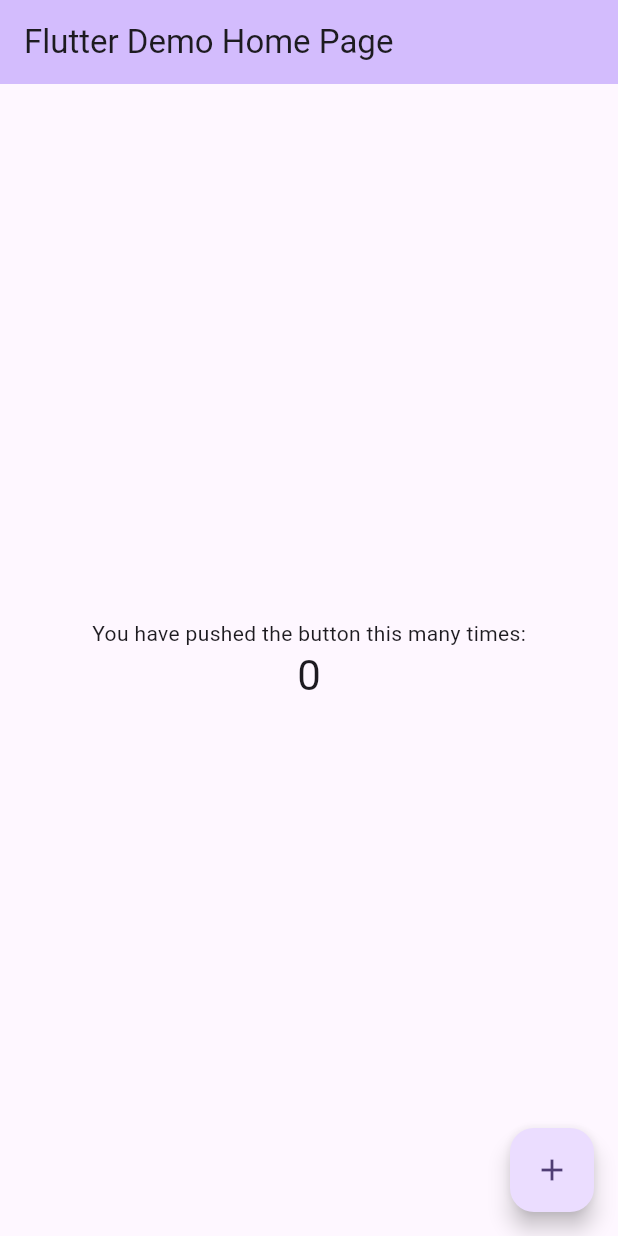
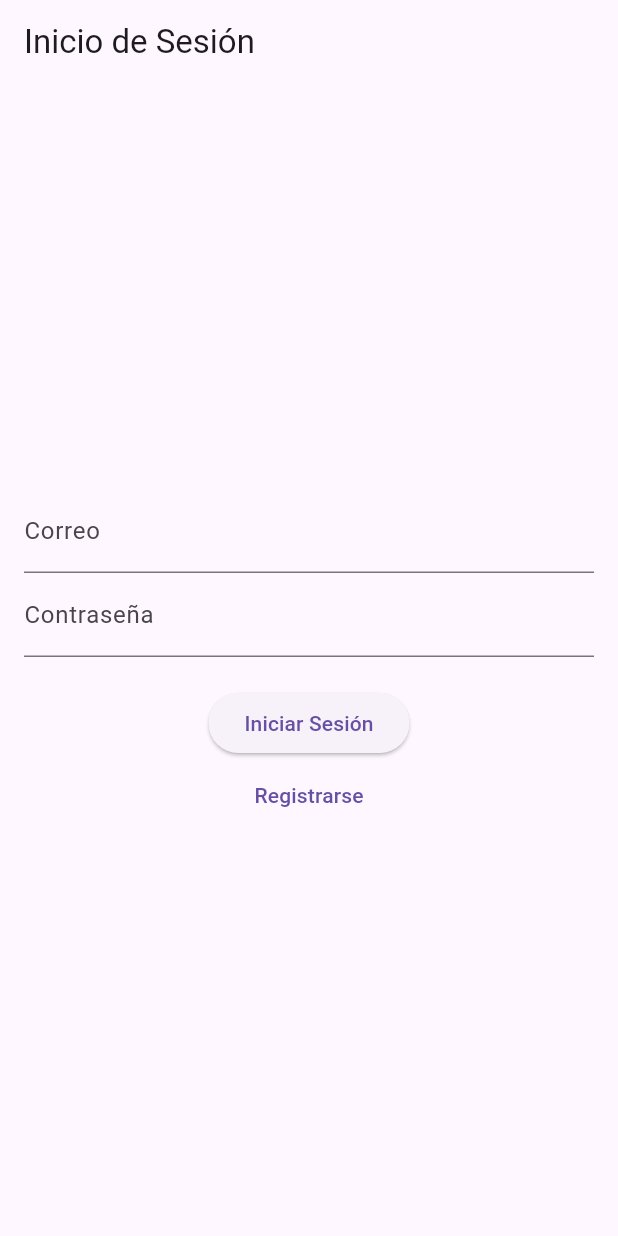
Before and after one commit to AlfonsoMaPo/Tarea2.2-LoginPage, a Flutter app: the screen it shows after launch, on a phone screen of 412 x 824 dp. Run offline on Flutter 3.47's test engine with Material 3 defaults, Android fonts, the phone set to English and light mode, and no system bars.

Commit message:
Creacion pagina de login

```diff
--- /dev/null
+++ b/lib/auth/loginpage.dart
@@ -0,0 +1,58 @@
+import 'package:flutter/material.dart';
+
+class LoginPage extends StatefulWidget {
+  @override
+  _LoginScreenState createState() => _LoginScreenState();
+}
+
+class _LoginScreenState extends State<LoginPage> {
+  final emailController = TextEditingController();
+  final passwordController = TextEditingController();
+
+  void _login() {
+    if (emailController.text == 'tu.correo@unah.edu.hn' &&
+        passwordController.text == '12345678') {
+      Navigator.pushReplacementNamed(context, '/home', arguments: emailController.text);
+    } else {
+      ScaffoldMessenger.of(context).showSnackBar(
+        SnackBar(content: Text('Credenciales incorrectas')),
+      );
+    }
+  }
+
+  @override
+  Widget build(BuildContext context) {
+    return Scaffold(
+      appBar: AppBar(title: Text('Inicio de Sesión')),
+      body: Padding(
+        padding: const EdgeInsets.all(16.0),
+        child: Column(
+          mainAxisAlignment: MainAxisAlignment.center,
+          children: [
+            TextField(
+              controller: emailController,
+              decoration: InputDecoration(labelText: 'Correo'),
+            ),
+            TextField(
+              controller: passwordController,
+              decoration: InputDecoration(labelText: 'Contraseña'),
+              obscureText: true,
+            ),
+            SizedBox(height: 20),
+            ElevatedButton(
+              onPressed: _login,
+              child: Text('Iniciar Sesión'),
+            ),
+            TextButton(
+              onPressed: () {
+                // Navegar a la pantalla de registro
+                Navigator.pushNamed(context, '/register');
+              },
+              child: Text('Registrarse'),
+            ),
+          ],
+        ),
+      ),
+    );
+  }
+}
--- a/lib/main.dart
+++ b/lib/main.dart
@@ -1,125 +1,21 @@
 import 'package:flutter/material.dart';
+import 'package:myapp/auth/loginpage.dart';
+
 
 void main() {
-  runApp(const MyApp());
+  runApp(MyApp());
 }
 
 class MyApp extends StatelessWidget {
-  const MyApp({super.key});
-
-  // This widget is the root of your application.
   @override
   Widget build(BuildContext context) {
     return MaterialApp(
-      title: 'Flutter Demo',
-      theme: ThemeData(
-        // This is the theme of your application.
-        //
-        // TRY THIS: Try running your application with "flutter run". You'll see
-        // the application has a purple toolbar. Then, without quitting the app,
-        // try changing the seedColor in the colorScheme below to Colors.green
-        // and then invoke "hot reload" (save your changes or press the "hot
-        // reload" button in a Flutter-supported IDE, or press "r" if you used
-        // the command line to start the app).
-        //
-        // Notice that the counter didn't reset back to zero; the application
-        // state is not lost during the reload. To reset the state, use hot
-        // restart instead.
-        //
-        // This works for code too, not just values: Most code changes can be
-        // tested with just a hot reload.
-        colorScheme: ColorScheme.fromSeed(seedColor: Colors.deepPurple),
-        useMaterial3: true,
-      ),
-      home: const MyHomePage(title: 'Flutter Demo Home Page'),
+      title: 'Login',
+      initialRoute: '/',
+      routes: {
+        '/': (context) => LoginPage(),
+
+      },
     );
   }
 }
-
-class MyHomePage extends StatefulWidget {
-  const MyHomePage({super.key, required this.title});
-
-  // This widget is the home page of your application. It is stateful, meaning
-  // that it has a State object (defined below) that contains fields that affect
-  // how it looks.
-
-  // This class is the configuration for the state. It holds the values (in this
-  // case the title) provided by the parent (in this case the App widget) and
-  // used by the build method of the State. Fields in a Widget subclass are
-  // always marked "final".
-
-  final String title;
-
-  @override
-  State<MyHomePage> createState() => _MyHomePageState();
-}
-
-class _MyHomePageState extends State<MyHomePage> {
-  int _counter = 0;
-
-  void _incrementCounter() {
-    setState(() {
-      // This call to setState tells the Flutter framework that something has
-      // changed in this State, which causes it to rerun the build method below
-      // so that the display can reflect the updated values. If we changed
-      // _counter without calling setState(), then the build method would not be
-      // called again, and so nothing would appear to happen.
-      _counter++;
-    });
-  }
-
-  @override
-  Widget build(BuildContext context) {
-    // This method is rerun every time setState is called, for instance as done
-    // by the _incrementCounter method above.
-    //
-    // The Flutter framework has been optimized to make rerunning build methods
-    // fast, so that you can just rebuild anything that needs updating rather
-    // than having to individually change instances of widgets.
-    return Scaffold(
-      appBar: AppBar(
-        // TRY THIS: Try changing the color here to a specific color (to
-        // Colors.amber, perhaps?) and trigger a hot reload to see the AppBar
-        // change color while the other colors stay the same.
-        backgroundColor: Theme.of(context).colorScheme.inversePrimary,
-        // Here we take the value from the MyHomePage object that was created by
-        // the App.build method, and use it to set our appbar title.
-        title: Text(widget.title),
-      ),
-      body: Center(
-        // Center is a layout widget. It takes a single child and positions it
-        // in the middle of the parent.
-        child: Column(
-          // Column is also a layout widget. It takes a list of children and
-          // arranges them vertically. By default, it sizes itself to fit its
-          // children horizontally, and tries to be as tall as its parent.
-          //
-          // Column has various properties to control how it sizes itself and
-          // how it positions its children. Here we use mainAxisAlignment to
-          // center the children vertically; the main axis here is the vertical
-          // axis because Columns are vertical (the cross axis would be
-          // horizontal).
-          //
-          // TRY THIS: Invoke "debug painting" (choose the "Toggle Debug Paint"
-          // action in the IDE, or press "p" in the console), to see the
-          // wireframe for each widget.
-          mainAxisAlignment: MainAxisAlignment.center,
-          children: <Widget>[
-            const Text(
-              'You have pushed the button this many times:',
-            ),
-            Text(
-              '$_counter',
-              style: Theme.of(context).textTheme.headlineMedium,
-            ),
-          ],
-        ),
-      ),
-      floatingActionButton: FloatingActionButton(
-        onPressed: _incrementCounter,
-        tooltip: 'Increment',
-        child: const Icon(Icons.add),
-      ), // This trailing comma makes auto-formatting nicer for build methods.
-    );
-  }
-}
```
Also changed, not shown: lib/Widget/costume_input.dart (added, +38 -0 lines), lib/auth/registrationpage.dart (added), lib/fragments/homepage.dart (added), 1 other file.
